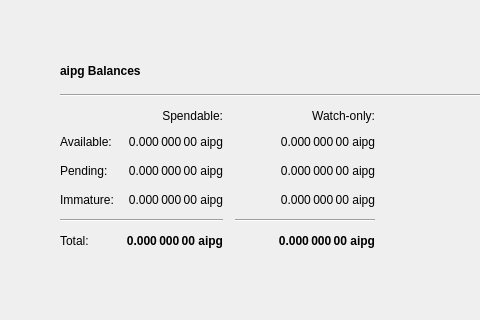
Qt form src/qt/forms/overviewpage.ui (AIPowerGrid/AI-Power-Grid-Core) before a commit; both pictures show x 0 to 480 and y 0 to 320 of the 1343 by 759 pixel window.
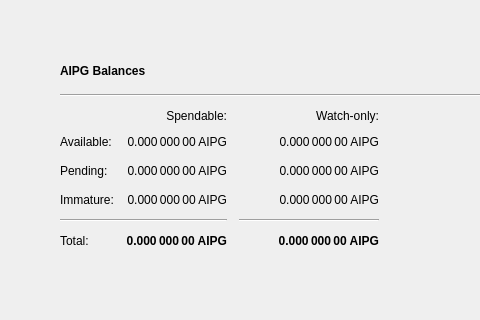
The same form after that commit. Icons and pictures are not drawn.

The edit to the form file:
```diff
--- a/src/qt/forms/overviewpage.ui
+++ b/src/qt/forms/overviewpage.ui
@@ -94,7 +94,7 @@
                  </font>
                 </property>
                 <property name="text">
-                 <string>aipg Balances</string>
+                 <string>AIPG Balances</string>
                 </property>
                </widget>
               </item>
@@ -173,7 +173,7 @@
                  <string>Mined balance in watch-only addresses that has not yet matured</string>
                 </property>
                 <property name="text">
-                 <string notr="true">0.000 000 00 aipg</string>
+                 <string notr="true">0.000 000 00 AIPG</string>
                 </property>
                 <property name="alignment">
                  <set>Qt::AlignRight|Qt::AlignTrailing|Qt::AlignVCenter</set>
@@ -218,7 +218,7 @@
                  <string>Your current balance in watch-only addresses</string>
                 </property>
                 <property name="text">
-                 <string notr="true">0.000 000 00 aipg</string>
+                 <string notr="true">0.000 000 00 AIPG</string>
                 </property>
                 <property name="alignment">
                  <set>Qt::AlignRight|Qt::AlignTrailing|Qt::AlignVCenter</set>
@@ -243,7 +243,7 @@
                  <string>Total of transactions that have yet to be confirmed, and do not yet count toward the spendable balance</string>
                 </property>
                 <property name="text">
-                 <string notr="true">0.000 000 00 aipg</string>
+                 <string notr="true">0.000 000 00 AIPG</string>
                 </property>
                 <property name="alignment">
                  <set>Qt::AlignRight|Qt::AlignTrailing|Qt::AlignVCenter</set>
@@ -304,7 +304,7 @@
                  <string>Current total balance in watch-only addresses</string>
                 </property>
                 <property name="text">
-                 <string notr="true">0.000 000 00 aipg</string>
+                 <string notr="true">0.000 000 00 AIPG</string>
                 </property>
                 <property name="alignment">
                  <set>Qt::AlignRight|Qt::AlignTrailing|Qt::AlignVCenter</set>
@@ -346,7 +346,7 @@
                  <string>Your current total balance</string>
                 </property>
                 <property name="text">
-                 <string notr="true">0.000 000 00 aipg</string>
+                 <string notr="true">0.000 000 00 AIPG</string>
                 </property>
                 <property name="alignment">
                  <set>Qt::AlignRight|Qt::AlignTrailing|Qt::AlignVCenter</set>
@@ -371,7 +371,7 @@
                  <string>Your current spendable balance</string>
                 </property>
                 <property name="text">
-                 <string notr="true">0.000 000 00 aipg</string>
+                 <string notr="true">0.000 000 00 AIPG</string>
                 </property>
                 <property name="alignment">
                  <set>Qt::AlignRight|Qt::AlignTrailing|Qt::AlignVCenter</set>
@@ -410,7 +410,7 @@
                  <string>Mined balance that has not yet matured</string>
                 </property>
                 <property name="text">
-                 <string notr="true">0.000 000 00 aipg</string>
+                 <string notr="true">0.000 000 00 AIPG</string>
                 </property>
                 <property name="alignment">
                  <set>Qt::AlignRight|Qt::AlignTrailing|Qt::AlignVCenter</set>
@@ -435,7 +435,7 @@
                  <string>Unconfirmed transactions to watch-only addresses</string>
                 </property>
                 <property name="text">
-                 <string notr="true">0.000 000 00 aipg</string>
+                 <string notr="true">0.000 000 00 AIPG</string>
                 </property>
                 <property name="alignment">
                  <set>Qt::AlignRight|Qt::AlignTrailing|Qt::AlignVCenter</set>
```
Left out of the diff: 6 changed lines with no effect on the pictures.
